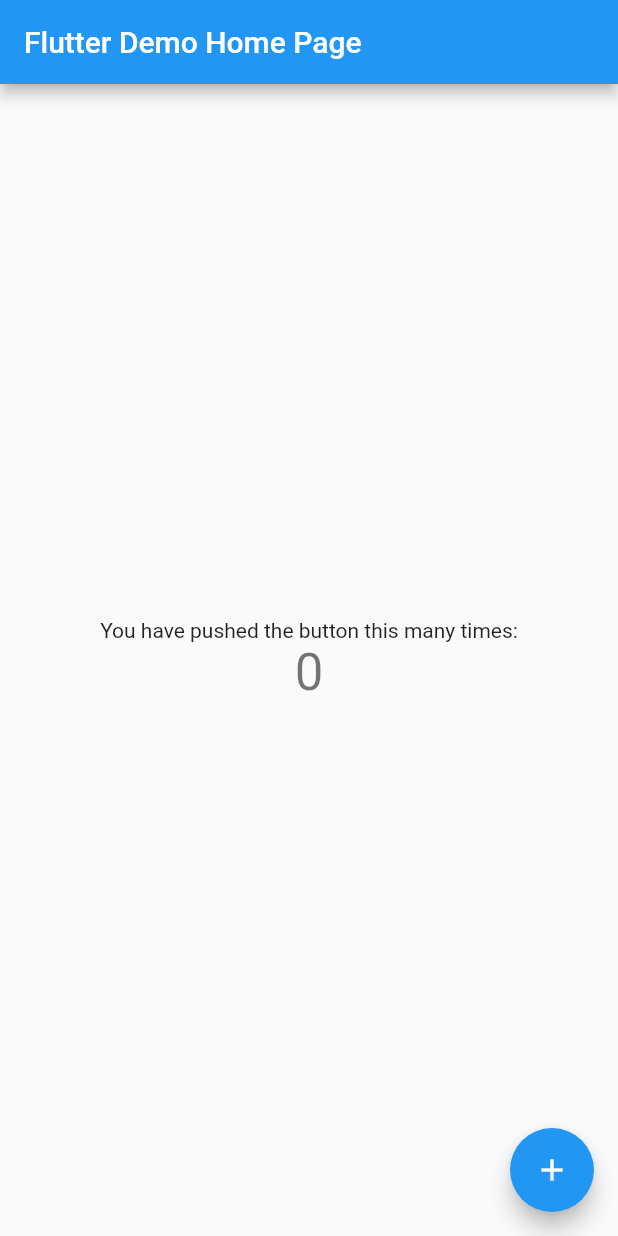
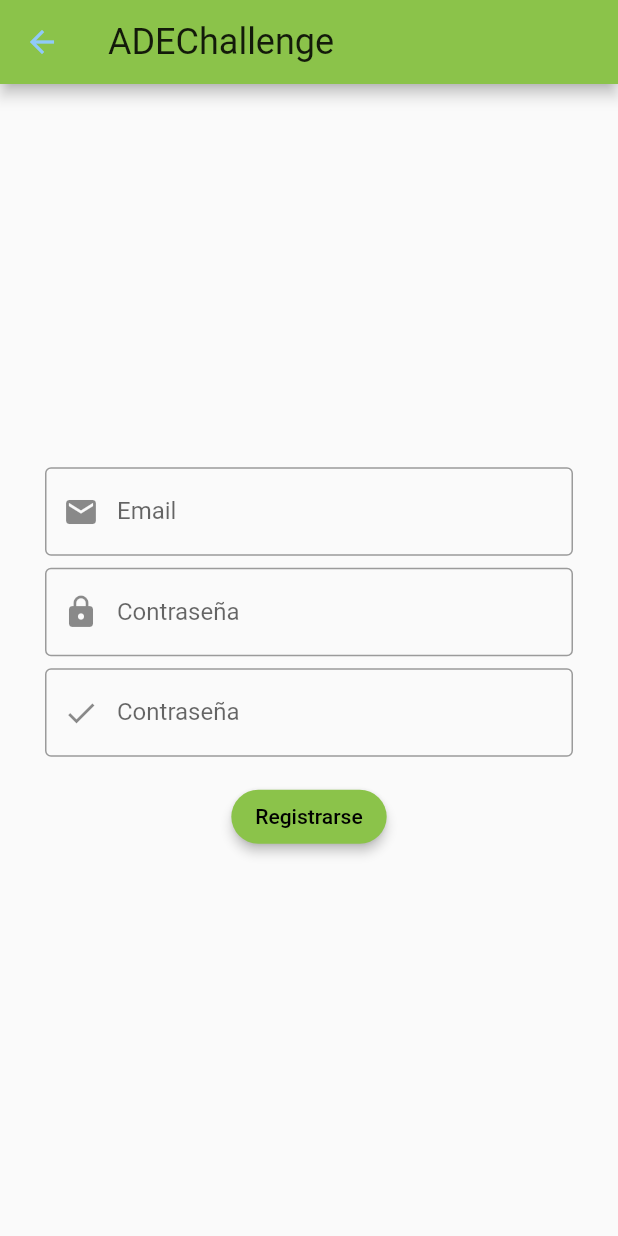
Before and after one commit to Reloxed/ADEChallenge, a Flutter app: the screen it shows after launch, on a phone screen of 412 x 824 dp. Run offline on Flutter 3.47's test engine with Material 2 defaults, Android fonts, the phone set to English and light mode, and no system bars; our stand-ins replace firebase_auth, firebase_core; accounts and stored records are empty.

Commit message:
Accounts register, firebase added and dialogs

```diff
--- a/adechallenge/lib/main.dart
+++ b/adechallenge/lib/main.dart
@@ -1,6 +1,10 @@
+import 'package:adechallenge/screens/register.dart';
 import 'package:flutter/material.dart';
+import 'package:firebase_core/firebase_core.dart';
 
-void main() {
+void main() async {
+  WidgetsFlutterBinding.ensureInitialized();
+  await Firebase.initializeApp();
   runApp(MyApp());
 }
 
@@ -9,105 +13,12 @@
   @override
   Widget build(BuildContext context) {
     return MaterialApp(
-      title: 'Flutter Demo',
       theme: ThemeData(
-        // This is the theme of your application.
-        //
-        // Try running your application with "flutter run". You'll see the
-        // application has a blue toolbar. Then, without quitting the app, try
-        // changing the primarySwatch below to Colors.green and then invoke
-        // "hot reload" (press "r" in the console where you ran "flutter run",
-        // or simply save your changes to "hot reload" in a Flutter IDE).
-        // Notice that the counter didn't reset back to zero; the application
-        // is not restarted.
-        primarySwatch: Colors.blue,
+        primaryColor: Colors.lightGreen,
+        primarySwatch: Colors.lightGreen,
+        accentColor: Colors.blue[200]
       ),
-      home: MyHomePage(title: 'Flutter Demo Home Page'),
+      home: Register(),
     );
   }
 }
-
-class MyHomePage extends StatefulWidget {
-  MyHomePage({Key? key, required this.title}) : super(key: key);
-
-  // This widget is the home page of your application. It is stateful, meaning
-  // that it has a State object (defined below) that contains fields that affect
-  // how it looks.
-
-  // This class is the configuration for the state. It holds the values (in this
-  // case the title) provided by the parent (in this case the App widget) and
-  // used by the build method of the State. Fields in a Widget subclass are
-  // always marked "final".
-
-  final String title;
-
-  @override
-  _MyHomePageState createState() => _MyHomePageState();
-}
-
-class _MyHomePageState extends State<MyHomePage> {
-  int _counter = 0;
-
-  void _incrementCounter() {
-    setState(() {
-      // This call to setState tells the Flutter framework that something has
-      // changed in this State, which causes it to rerun the build method below
-      // so that the display can reflect the updated values. If we changed
-      // _counter without calling setState(), then the build method would not be
-      // called again, and so nothing would appear to happen.
-      _counter++;
-    });
-  }
-
-  @override
-  Widget build(BuildContext context) {
-    // This method is rerun every time setState is called, for instance as done
-    // by the _incrementCounter method above.
-    //
-    // The Flutter framework has been optimized to make rerunning build methods
-    // fast, so that you can just rebuild anything that needs updating rather
-    // than having to individually change instances of widgets.
-    return Scaffold(
-      appBar: AppBar(
-        // Here we take the value from the MyHomePage object that was created by
-        // the App.build method, and use it to set our appbar title.
-        title: Text(widget.title),
-      ),
-      body: Center(
-        // Center is a layout widget. It takes a single child and positions it
-        // in the middle of the parent.
-        child: Column(
-          // Column is also a layout widget. It takes a list of children and
-          // arranges them vertically. By default, it sizes itself to fit its
-          // children horizontally, and tries to be as tall as its parent.
-          //
-          // Invoke "debug painting" (press "p" in the console, choose the
-          // "Toggle Debug Paint" action from the Flutter Inspector in Android
-          // Studio, or the "Toggle Debug Paint" command in Visual Studio Code)
-          // to see the wireframe for each widget.
-          //
-          // Column has various properties to control how it sizes itself and
-          // how it positions its children. Here we use mainAxisAlignment to
-          // center the children vertically; the main axis here is the vertical
-          // axis because Columns are vertical (the cross axis would be
-          // horizontal).
-          mainAxisAlignment: MainAxisAlignment.center,
-          children: <Widget>[
-            Text(
-              'You have pushed the button this many times:',
-            ),
-            Text(
-              '$_counter',
-              style: Theme.of(context).textTheme.headline4,
-            ),
-          ],
-        ),
-      ),
-      floatingActionButton: FloatingActionButton(
-        onPressed: _incrementCounter,
-        tooltip: 'Increment',
-        child: Icon(Icons.add),
-      ), // This trailing comma makes auto-formatting nicer for build methods.
-    );
-  }
-}
--- /dev/null
+++ b/adechallenge/lib/screens/register.dart
@@ -0,0 +1,149 @@
+import 'package:adechallenge/utils/dialogs.dart';
+import 'package:flutter/material.dart';
+import 'package:firebase_auth/firebase_auth.dart';
+
+/*
+This screen has a form which is used to register new users on the app. It asks for an email and password (two fields
+to confirm it), and when the register button is clicked, the form is validated showing the corresponding errors on the
+fields. Then, if everything is ok, a dialog appears. When the button on the dialog is clicked, it will go back to
+the login page.
+ */
+class Register extends StatefulWidget {
+  @override
+  _RegisterState createState() {
+    return new _RegisterState();
+  }
+}
+
+class _RegisterState extends State<Register> {
+  final _formKey = GlobalKey<FormState>();
+  final FirebaseAuth _auth = FirebaseAuth.instance;
+
+  late String email;
+  late String password;
+
+  @override
+  Widget build(BuildContext context) {
+    return Material(
+      child: Scaffold(
+        appBar: AppBar(
+          title: Text("ADEChallenge", style: Theme.of(context).textTheme.headline5),
+          leading: IconButton(
+            icon: Icon(
+              Icons.arrow_back,
+              color: Theme.of(context).accentColor,
+            ),
+            onPressed: () {
+              Navigator.of(context).pop();
+            },
+          ),
+        ),
+        body: Container(
+          padding: EdgeInsets.symmetric(horizontal: 30.0),
+          child: Form(
+            key: _formKey,
+            autovalidateMode: AutovalidateMode.disabled,
+            child: Center(
+              child: Column(
+                mainAxisAlignment: MainAxisAlignment.center,
+                crossAxisAlignment: CrossAxisAlignment.center,
+                children: [_emailField(), _passwordField(), _confirmPasswordField(), _button()],
+              ),
+            ),
+          ),
+        ),
+      ),
+    );
+  }
+
+  Widget _emailField() {
+    return Container(
+      child: TextFormField(
+        textCapitalization: TextCapitalization.words,
+        validator: (v) {
+          if (v!.isEmpty)
+            return "Este campo no puede estar vacío";
+          else if (!RegExp(r"^[a-zA-Z0-9.a-zA-Z0-9.!#$%&'*+-/=?^_`{|}~]+@[a-zA-Z0-9]+\.[a-zA-Z]+").hasMatch(v))
+            return "El email no es válido";
+          else
+            return null;
+        },
+        decoration: InputDecoration(
+            border: OutlineInputBorder(), labelText: "Email", prefixIcon: Icon(Icons.email)),
+        onChanged: (value) => this.email = value,
+      ),
+    );
+  }
+
+  Widget _passwordField() {
+    return Container(
+      margin: EdgeInsets.only(top: 8.0),
+      child: TextFormField(
+        obscureText: true,
+        validator: (v) {
+          if (v!.isEmpty)
+            return "Este campo no puede estar vacío";
+          else if (v.length <= 5)
+            return "La contraseña debe tener mínimo 6 caracteres";
+          else
+            return null;
+        },
+        decoration:
+            InputDecoration(border: OutlineInputBorder(), labelText: "Contraseña", prefixIcon: Icon(Icons.lock)),
+        onChanged: (value) => password = value,
+      ),
+    );
+  }
+
+  Widget _confirmPasswordField() {
+    return Container(
+      margin: EdgeInsets.only(top: 8.0),
+      child: TextFormField(
+        obscureText: true,
+        validator: (v) {
+          if (v!.isEmpty)
+            return "Este campo no puede estar vacío";
+          else if (v != password)
+            return "Las contraseñas no coinciden";
+          else
+            return null;
+        },
+        decoration:
+            InputDecoration(border: OutlineInputBorder(), labelText: "Contraseña", prefixIcon: Icon(Icons.check)),
+        onChanged: (value) => password = value,
+      ),
+    );
+  }
+
+  Widget _button() {
+    return Container(
+      margin: EdgeInsets.only(top: 16.0),
+      padding: EdgeInsets.symmetric(horizontal: 30.0),
+      child: ElevatedButton(
+        style: ElevatedButton.styleFrom(
+          shape: RoundedRectangleBorder(borderRadius: BorderRadius.circular(30.0)),
+          primary: Theme.of(context).primaryColor,
+          elevation: 3
+        ),
+        onPressed: () async {
+          if(_formKey.currentState!.validate()){
+            try {
+              await _auth.createUserWithEmailAndPassword(email: email, password: password);
+              acceptDialogRegister(context, "Cuenta registrada con éxito.");
+            } on FirebaseAuthException catch (e) {
+              String message = "";
+              if(e.code == 'weak-password')
+                message = "La contraseña es muy débil.";
+              else if (e.code == 'email-already-in-use')
+                message = "El correo electrónico ya está en uso.";
+              errorDialog(context, message);
+            }
+          }
+        },
+        child: Text(
+          "Registrarse",
+        ),
+      ),
+    );
+  }
+}
```
Also changed, not shown: adechallenge/lib/utils/dialogs.dart (added, +71 -0 lines), adechallenge/pubspec.yaml (+3 -4 lines), adechallenge/pubspec.lock, 3 other files.
